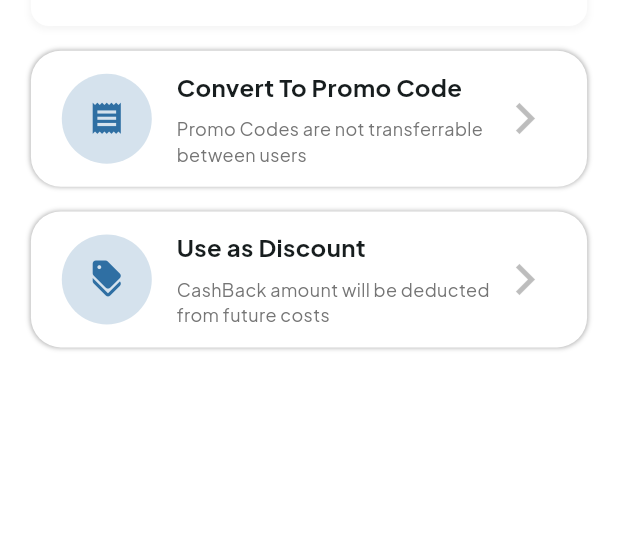
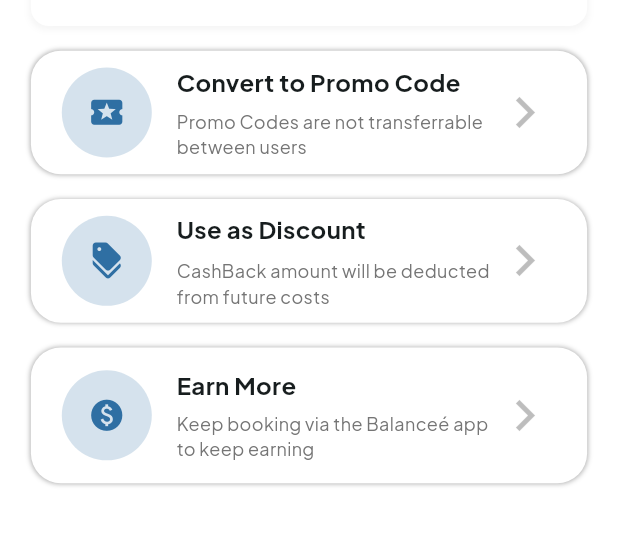
Before and after one commit to ThatLinuxGuyYouKnow/Rewards, a Flutter app: the screen it shows after launch, scrolled down 247 dp, on a phone screen of 412 x 824 dp, the part 158-704 px from its top. Run offline on Flutter 3.47's test engine with Material 3 defaults, Android fonts, the phone set to English and light mode, and no system bars; our stand-ins replace google_fonts.

Commit message:
all done!

```diff
--- a/lib/Tabs/rewardsTab.dart
+++ b/lib/Tabs/rewardsTab.dart
@@ -1,4 +1,5 @@
 import 'dart:convert';
+import 'package:balancee_rewards/Tiles/earnMoreTile.dart';
 import 'package:flutter/material.dart';
 import 'package:flutter/services.dart' show rootBundle;
 import 'package:balancee_rewards/Tiles/discountTile.dart';
@@ -65,11 +66,13 @@ class _RedeemTabState extends State<RedeemTab> {
 
             PromoCodeTile(
               subtitle: 'Promo Codes are not transferrable between users',
-              title: 'Convert To Promo Code',
+              title: 'Convert to Promo Code',
             ),
             SizedBox(height: screenHeight * .02),
 
             DiscountTile(),
+            SizedBox(height: screenHeight * .02),
+            EarnMoreTile()
           ],
         ),
       ),
--- a/lib/Tiles/discountTile.dart
+++ b/lib/Tiles/discountTile.dart
@@ -20,7 +20,7 @@ class DiscountTile extends StatelessWidget {
     return GestureDetector(
       onTap: onTap,
       child: Container(
-        height: screenHeight * 0.11,
+        height: screenHeight * 0.1,
         width: screenWidth * 0.9,
         decoration: BoxDecoration(
           borderRadius: BorderRadius.circular(20),
--- a/lib/Tiles/earnMoreTile.dart
+++ b/lib/Tiles/earnMoreTile.dart
@@ -0,0 +1,81 @@
+import 'package:flutter/material.dart';
+import 'package:google_fonts/google_fonts.dart';
+
+class EarnMoreTile extends StatelessWidget {
+  final Color iconColor;
+
+  final VoidCallback? onTap;
+
+  const EarnMoreTile({
+    Key? key,
+    this.iconColor = const Color(0xFF2F6FA3),
+    this.onTap,
+  }) : super(key: key);
+
+  @override
+  Widget build(BuildContext context) {
+    double screenWidth = MediaQuery.of(context).size.width;
+    double screenHeight = MediaQuery.of(context).size.height;
+
+    return GestureDetector(
+      onTap: onTap,
+      child: Container(
+        height: screenHeight * 0.11,
+        width: screenWidth * 0.9,
+        decoration: BoxDecoration(
+          borderRadius: BorderRadius.circular(20),
+          color: Colors.white,
+          boxShadow: [
+            BoxShadow(color: Colors.black.withOpacity(.3), blurRadius: 2)
+          ],
+        ),
+        child: Row(
+          children: [
+            SizedBox(width: screenWidth * 0.05),
+            CircleAvatar(
+              radius: 30,
+              backgroundColor: Color(0xFF2F6FA3).withOpacity(.2),
+              child: Icon(
+                size: 25,
+                Icons.paid,
+                color: iconColor,
+              ),
+            ),
+            SizedBox(width: screenWidth * 0.04),
+            Expanded(
+              child: Column(
+                mainAxisAlignment: MainAxisAlignment.center,
+                crossAxisAlignment: CrossAxisAlignment.start,
+                children: [
+                  Text(
+                    'Earn More',
+                    style: GoogleFonts.plusJakartaSans(
+                      fontSize: 16,
+                      fontWeight: FontWeight.bold,
+                    ),
+                  ),
+                  SizedBox(height: screenHeight * 0.007),
+                  Text(
+                    'Keep booking via the Balanceé app to keep earning',
+                    style: GoogleFonts.plusJakartaSans(
+                      fontSize: 12,
+                      color: Colors.grey[600],
+                    ),
+                  ),
+                ],
+              ),
+            ),
+            Icon(
+              Icons.chevron_right,
+              color: Colors.black26,
+              size: 42,
+            ),
+            SizedBox(
+              width: screenWidth * 0.05,
+            )
+          ],
+        ),
+      ),
+    );
+  }
+}
--- a/lib/Tiles/promoCodeTile.dart
+++ b/lib/Tiles/promoCodeTile.dart
@@ -25,7 +25,7 @@ class PromoCodeTile extends StatelessWidget {
     return GestureDetector(
       onTap: onTap,
       child: Container(
-        height: screenHeight * 0.11,
+        height: screenHeight * 0.1,
         width: screenWidth * 0.9,
         decoration: BoxDecoration(
           borderRadius: BorderRadius.circular(20),
@@ -42,7 +42,7 @@ class PromoCodeTile extends StatelessWidget {
               backgroundColor: Color(0xFF2F6FA3).withOpacity(.2),
               child: Icon(
                 size: 25,
-                Icons.receipt,
+                Icons.local_activity,
                 color: iconColor,
               ),
             ),
@@ -59,7 +59,7 @@ class PromoCodeTile extends StatelessWidget {
                       fontWeight: FontWeight.bold,
                     ),
                   ),
-                  SizedBox(height: screenHeight * 0.01),
+                  SizedBox(height: screenHeight * 0.008),
                   Text(
                     subtitle,
                     style: GoogleFonts.plusJakartaSans(
```
